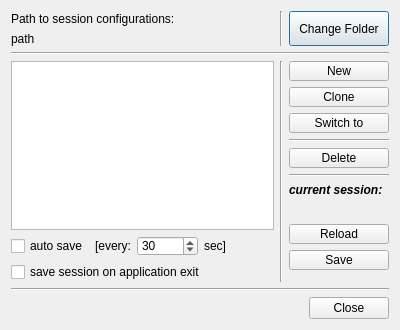
Qt form src/gxfw/sessionmanagerdialog.ui (chrismile/met.3d) before a commit.
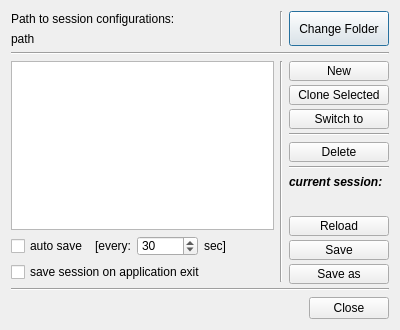
The same form after that commit.

Commit message: enhanced session manager by changing behaviour of new and clone button, adding tool tips and "save as" option and changing window title on session delete

What changed in the file:
```diff
--- a/src/gxfw/sessionmanagerdialog.ui
+++ b/src/gxfw/sessionmanagerdialog.ui
@@ -317,7 +317,7 @@
               </size>
              </property>
              <property name="text">
-              <string>Clone</string>
+              <string>Clone Selected</string>
              </property>
             </widget>
            </item>
@@ -335,6 +335,15 @@
                <height>20</height>
               </size>
              </property>
+             <property name="maximumSize">
+              <size>
+               <width>100</width>
+               <height>16777215</height>
+              </size>
+             </property>
+             <property name="toolTip">
+              <string>delete selected session</string>
+             </property>
              <property name="text">
               <string>Delete</string>
              </property>
@@ -397,6 +406,34 @@
              </property>
             </widget>
            </item>
+           <item row="13" column="0">
+            <widget class="QPushButton" name="saveAsButton">
+             <property name="sizePolicy">
+              <sizepolicy hsizetype="Fixed" vsizetype="Fixed">
+               <horstretch>0</horstretch>
+               <verstretch>0</verstretch>
+              </sizepolicy>
+             </property>
+             <property name="minimumSize">
+              <size>
+               <width>100</width>
+               <height>20</height>
+              </size>
+             </property>
+             <property name="maximumSize">
+              <size>
+               <width>100</width>
+               <height>16777215</height>
+              </size>
+             </property>
+             <property name="toolTip">
+              <string>save current session under new name</string>
+             </property>
+             <property name="text">
+              <string>Save as</string>
+             </property>
+            </widget>
+           </item>
           </layout>
          </item>
          <item>
```
Left out of the diff: 18 changed lines with no effect on the pictures. The commit also changes 5 other files.
